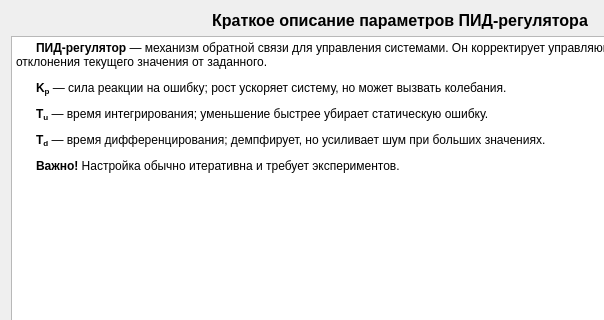
Before: the Qt Designer form ui/dialogs/help-dialog.ui in VadmanBat/Irbis, drawn with Qt 5; both pictures show x 0 to 604 and y 0 to 320 of the 800 by 600 pixel window.
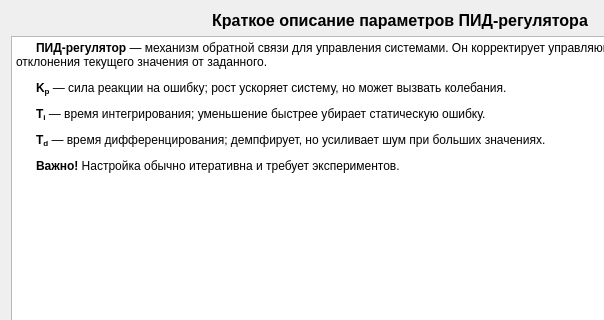
After: the same form once the commit is applied.

What changed in the file:
```diff
--- a/ui/dialogs/help-dialog.ui
+++ b/ui/dialogs/help-dialog.ui
@@ -36,7 +36,7 @@
       <string>&lt;style&gt;p { text-align: justify; text-indent: 20px; margin-bottom: 10px; }&lt;/style&gt;
 &lt;p&gt;&lt;b&gt;ПИД-регулятор&lt;/b&gt; — механизм обратной связи для управления системами. Он корректирует управляющий сигнал в зависимости от отклонения текущего значения от заданного.&lt;/p&gt;
 &lt;p&gt;&lt;b&gt;K&lt;sub&gt;p&lt;/sub&gt;&lt;/b&gt; — сила реакции на ошибку; рост ускоряет систему, но может вызвать колебания.&lt;/p&gt;
-&lt;p&gt;&lt;b&gt;T&lt;sub&gt;u&lt;/sub&gt;&lt;/b&gt; — время интегрирования; уменьшение быстрее убирает статическую ошибку.&lt;/p&gt;
+&lt;p&gt;&lt;b&gt;T&lt;sub&gt;i&lt;/sub&gt;&lt;/b&gt; — время интегрирования; уменьшение быстрее убирает статическую ошибку.&lt;/p&gt;
 &lt;p&gt;&lt;b&gt;T&lt;sub&gt;d&lt;/sub&gt;&lt;/b&gt; — время дифференцирования; демпфирует, но усиливает шум при больших значениях.&lt;/p&gt;
 &lt;p&gt;&lt;b&gt;Важно!&lt;/b&gt; Настройка обычно итеративна и требует экспериментов.&lt;/p&gt;</string>
      </property>
```
